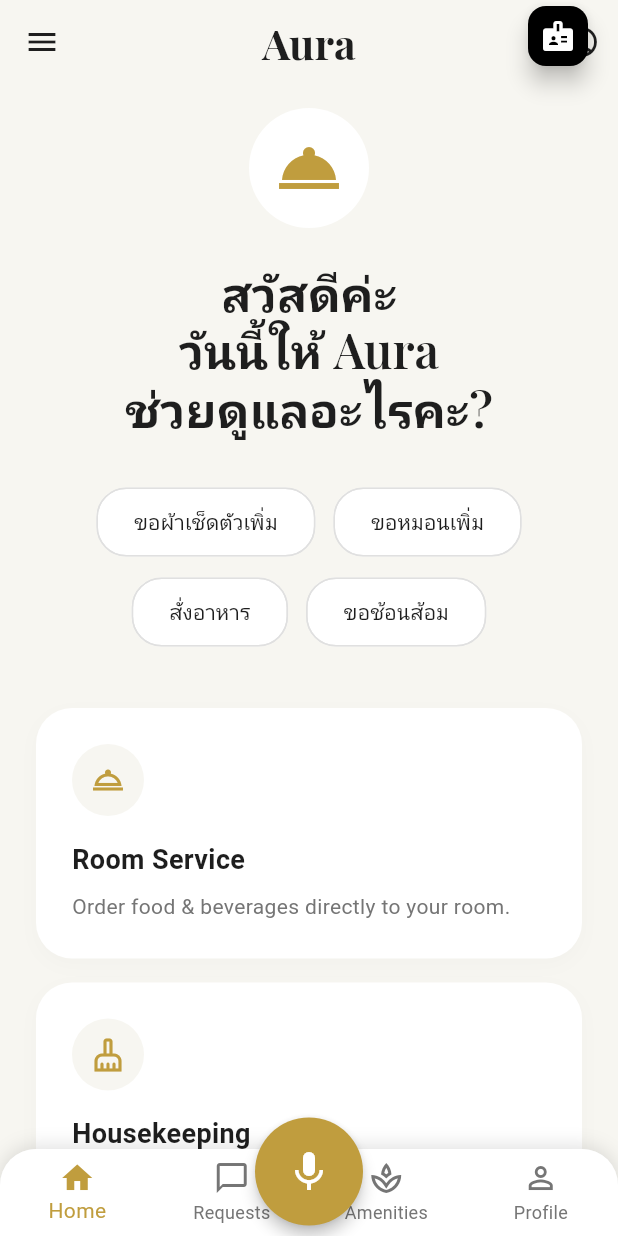
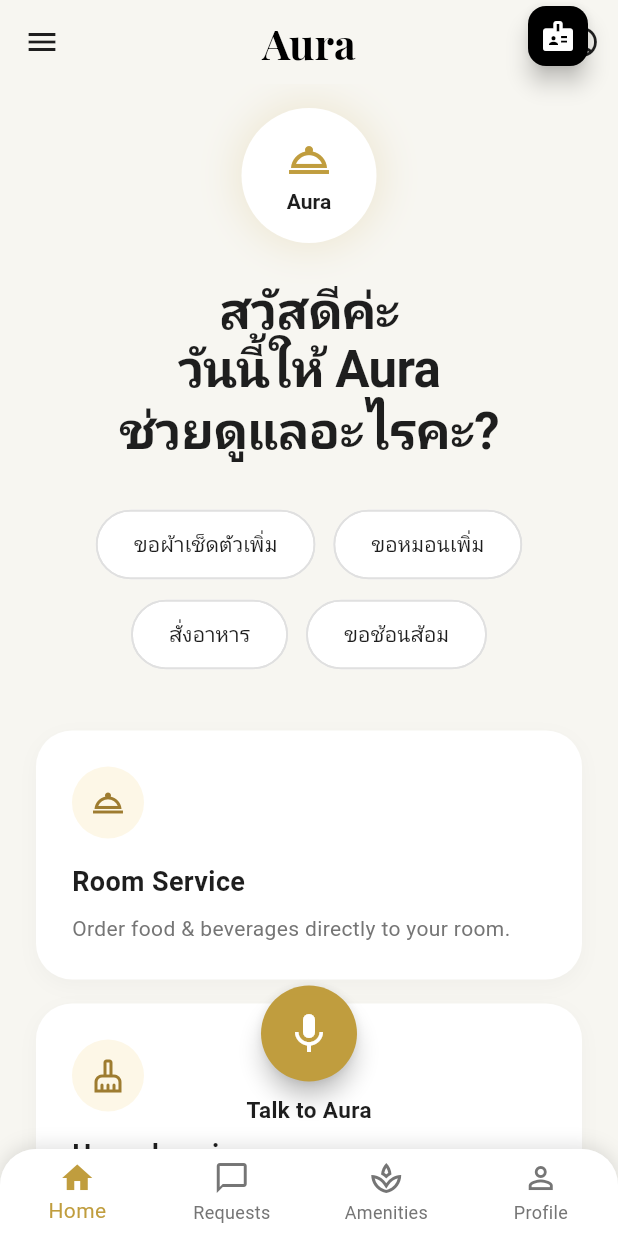
Before and after one commit to Jirayuko1/aura_mobile_app_prototype, a Flutter app: the screen it shows after launch, on a phone screen of 412 x 824 dp. Run offline on Flutter 3.47's test engine with Material 3 defaults, Android fonts, the phone set to English and light mode, and no system bars; our stand-ins replace google_fonts; Roboto replaces fonts that are missing (Prompt).

Commit message:
แก้ไข fonts

```diff
--- a/wan_pak_hotel/lib/screens/home_screen.dart
+++ b/wan_pak_hotel/lib/screens/home_screen.dart
@@ -44,6 +44,7 @@
           'Aura',
           style: Theme.of(context).textTheme.displayMedium?.copyWith(
                 fontSize: 28,
+                color: Colors.black,
               ),
         ),
         actions: [
@@ -53,7 +54,10 @@
           ),
         ],
       ),
-      body: SingleChildScrollView(
+      body: Stack(
+        children: [
+          SingleChildScrollView(
+            padding: const EdgeInsets.only(bottom: 140), // Space for sticky FAB
             child: Padding(
               padding: const EdgeInsets.symmetric(horizontal: 24.0, vertical: 16.0),
               child: Column(
@@ -61,15 +65,36 @@
                 children: [
                   // Aura Logo Placeholder
                   Container(
-                padding: const EdgeInsets.all(16),
-                decoration: const BoxDecoration(
+                    width: 90,
+                    height: 90,
+                    decoration: BoxDecoration(
                       color: Colors.white,
                       shape: BoxShape.circle,
+                      boxShadow: [
+                        BoxShadow(
+                          color: AppTheme.primaryColor.withValues(alpha: 0.15),
+                          blurRadius: 20,
+                          spreadRadius: 5,
                         ),
-                child: Icon(
-                  Icons.room_service,
-                  size: 48,
+                      ],
+                    ),
+                    child: Column(
+                      mainAxisAlignment: MainAxisAlignment.center,
+                      children: [
+                        const Icon(
+                          Icons.room_service_outlined,
+                          size: 32,
                           color: AppTheme.primaryColor,
+                        ),
+                        const SizedBox(height: 4),
+                        Text(
+                          'Aura',
+                          style: Theme.of(context).textTheme.displaySmall?.copyWith(
+                                fontSize: 14,
+                                color: AppTheme.textDark,
+                              ),
+                        ),
+                      ],
                     ),
                   ),
                   const SizedBox(height: 24),
@@ -78,8 +103,9 @@
                     'สวัสดีค่ะ\nวันนี้ให้ Aura\nช่วยดูแลอะไรคะ?',
                     textAlign: TextAlign.center,
                     style: Theme.of(context).textTheme.displaySmall?.copyWith(
-                      fontSize: 32,
-                      height: 1.2,
+                          fontSize: 34,
+                          height: 1.15,
+                          letterSpacing: -0.5,
                         ),
                   ),
                   const SizedBox(height: 32),
@@ -121,19 +147,26 @@
                     title: 'Ask Hotel FAQ',
                     description: 'WiFi, check-out time,...',
                   ),
-              const SizedBox(height: 100), // padding for FAB
                 ],
               ),
             ),
           ),
-      floatingActionButton: Container(
-        height: 72,
-        width: 72,
-        margin: const EdgeInsets.only(top: 30),
+
+          // Sticky Bottom Actions
+          Positioned(
+            left: 0,
+            right: 0,
+            bottom: 16,
+            child: Column(
+              mainAxisSize: MainAxisSize.min,
+              children: [
+                SizedBox(
+                  height: 64,
+                  width: 64,
                   child: FloatingActionButton(
                     onPressed: _onShowVoiceAssistant,
                     backgroundColor: AppTheme.primaryColor,
-          elevation: 4,
+                    elevation: 6,
                     shape: const CircleBorder(),
                     child: const Icon(
                       Icons.mic,
@@ -142,7 +175,20 @@
                     ),
                   ),
                 ),
-      floatingActionButtonLocation: FloatingActionButtonLocation.centerDocked,
+                const SizedBox(height: 8),
+                const Text(
+                  'Talk to Aura',
+                  style: TextStyle(
+                    fontSize: 15,
+                    fontWeight: FontWeight.w600,
+                    color: AppTheme.textDark,
+                  ),
+                ),
+              ],
+            ),
+          ),
+        ],
+      ),
       bottomNavigationBar: CustomBottomNavBar(
         currentIndex: _currentIndex,
         onTap: (index) {
@@ -161,13 +207,14 @@
       labelStyle: const TextStyle(
         color: AppTheme.textDark,
         fontWeight: FontWeight.w500,
+        fontSize: 14,
       ),
-      side: BorderSide(color: Colors.grey.shade300),
+      side: BorderSide(color: Colors.grey.shade300, width: 1.2),
       shape: RoundedRectangleBorder(
-        borderRadius: BorderRadius.circular(20),
+        borderRadius: BorderRadius.circular(24),
       ),
       padding: const EdgeInsets.symmetric(horizontal: 16, vertical: 12),
-      onPressed: _onShowConfirmRequest, // For demo purposes
+      onPressed: _onShowConfirmRequest,
     );
   }
 
@@ -187,7 +234,7 @@
           borderRadius: BorderRadius.circular(24),
           boxShadow: [
             BoxShadow(
-              color: Colors.black.withOpacity(0.02),
+              color: Colors.black.withValues(alpha: 0.03),
               blurRadius: 10,
               offset: const Offset(0, 4),
             ),
@@ -199,12 +246,12 @@
             Container(
               padding: const EdgeInsets.all(12),
               decoration: const BoxDecoration(
-                color: AppTheme.bgColor,
+                color: Color(0xFFFDF7E7), // Light gold/beige background
                 shape: BoxShape.circle,
               ),
               child: Icon(
                 icon,
-                color: AppTheme.primaryColor,
+                color: const Color(0xFF9E7C30), // Dark gold icon
               ),
             ),
             const SizedBox(height: 16),
@@ -222,7 +269,7 @@
               style: const TextStyle(
                 fontSize: 14,
                 color: AppTheme.textLight,
-                height: 1.5,
+                height: 1.4,
               ),
             ),
           ],
--- a/wan_pak_hotel/lib/theme/app_theme.dart
+++ b/wan_pak_hotel/lib/theme/app_theme.dart
@@ -17,7 +17,7 @@
         surface: cardColor,
         onSurface: textDark,
       ),
-      textTheme: GoogleFonts.interTextTheme().copyWith(
+      textTheme: GoogleFonts.promptTextTheme().copyWith(
         displayLarge: GoogleFonts.playfairDisplay(
           color: textDark,
           fontWeight: FontWeight.bold,
@@ -26,22 +26,22 @@
           color: textDark,
           fontWeight: FontWeight.bold,
         ),
-        displaySmall: GoogleFonts.playfairDisplay(
+        displaySmall: GoogleFonts.prompt(
           color: textDark,
-          fontWeight: FontWeight.w600,
+          fontWeight: FontWeight.bold,
         ),
         headlineMedium: GoogleFonts.playfairDisplay(
           color: textDark,
           fontWeight: FontWeight.w600,
         ),
-        titleLarge: const TextStyle(
+        titleLarge: GoogleFonts.prompt(
           color: textDark,
           fontWeight: FontWeight.w600,
         ),
-        bodyLarge: const TextStyle(
+        bodyLarge: GoogleFonts.prompt(
           color: textDark,
         ),
-        bodyMedium: const TextStyle(
+        bodyMedium: GoogleFonts.prompt(
           color: textDark,
         ),
       ),
```
Lines whose indentation alone changed are shown as unchanged.
